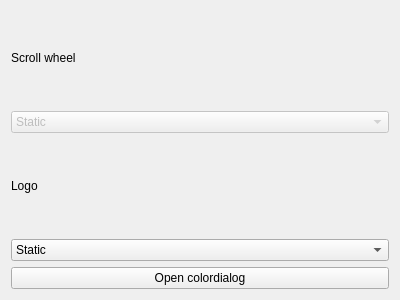
Before: the Qt Designer form ui/mouse_widget.ui in z3ntu/RazerGenie, drawn with Qt 5.
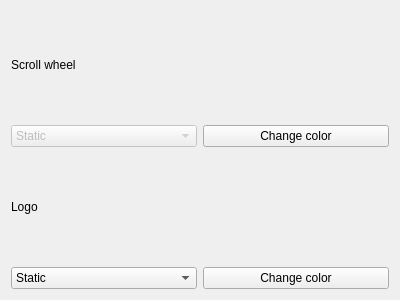
After: the same form once the commit is applied.

Patch:
```diff
--- a/ui/mouse_widget.ui
+++ b/ui/mouse_widget.ui
@@ -22,6 +22,8 @@
     </widget>
    </item>
    <item>
+    <layout class="QHBoxLayout" name="horizontalLayout_2">
+     <item>
     <widget class="QComboBox" name="scrollCombo">
      <property name="enabled">
       <bool>false</bool>
@@ -49,6 +51,15 @@
     </widget>
    </item>
    <item>
+      <widget class="QPushButton" name="scrollColorButton">
+       <property name="text">
+        <string>Change color</string>
+       </property>
+      </widget>
+     </item>
+    </layout>
+   </item>
+   <item>
     <widget class="QLabel" name="label_2">
      <property name="text">
       <string>Logo</string>
@@ -56,6 +67,8 @@
     </widget>
    </item>
    <item>
+    <layout class="QHBoxLayout" name="horizontalLayout">
+     <item>
     <widget class="QComboBox" name="logoCombo">
      <item>
       <property name="text">
@@ -80,11 +93,13 @@
     </widget>
    </item>
    <item>
-    <widget class="QPushButton" name="openColorDialog">
+      <widget class="QPushButton" name="logoColorButton">
      <property name="text">
-      <string>Open colordialog</string>
-     </property>
-    </widget>
+        <string>Change color</string>
+       </property>
+      </widget>
+     </item>
+    </layout>
    </item>
   </layout>
  </widget>
```
Lines whose indentation alone changed are shown as unchanged.
